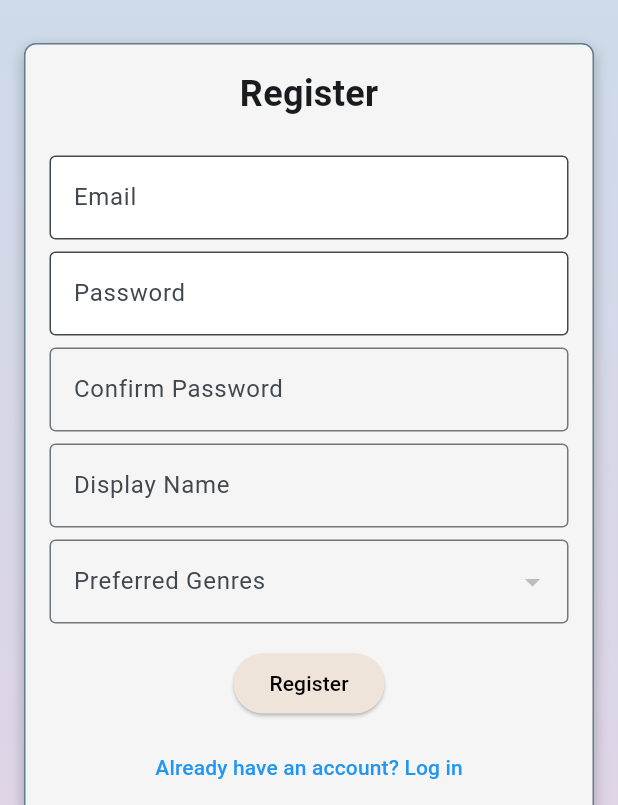
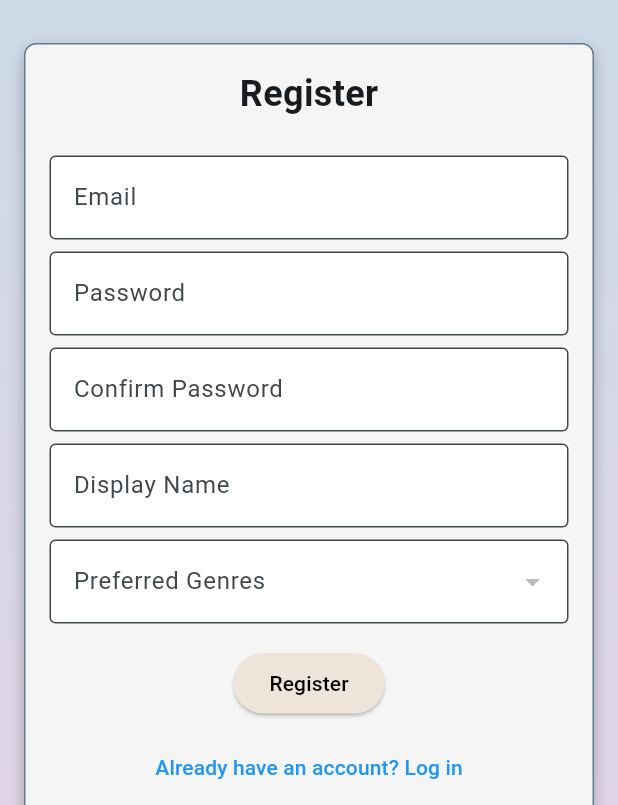
Before and after one commit to Phizzle32/novel_nest, a Flutter app: the RegisterScreen screen opened directly, on a phone screen of 412 x 824 dp, the part 431-1236 px from its top. Run offline on Flutter 3.47's test engine with Material 3 defaults, Android fonts, the light colour scheme and no system bars; our stand-ins replace cloud_firestore, firebase_auth, firebase_core; accounts and stored records are empty.

Commit message:
Fix UI of register_screen and book_search_screen

```diff
--- a/lib/screens/register_screen.dart
+++ b/lib/screens/register_screen.dart
@@ -207,6 +207,8 @@ class _RegisterScreenState extends State<RegisterScreen> {
                           decoration: const InputDecoration(
                             labelText: 'Confirm Password',
                             border: OutlineInputBorder(),
+                            fillColor: Colors.white,
+                            filled: true,
                           ),
                           obscureText: true,
                           validator: _confirmPasswordValidator,
@@ -216,6 +218,8 @@ class _RegisterScreenState extends State<RegisterScreen> {
                           decoration: const InputDecoration(
                             labelText: 'Display Name',
                             border: OutlineInputBorder(),
+                            fillColor: Colors.white,
+                            filled: true,
                           ),
                           validator: _nameValidator,
                         ),
@@ -223,6 +227,8 @@ class _RegisterScreenState extends State<RegisterScreen> {
                           decoration: InputDecoration(
                             labelText: 'Preferred Genres',
                             border: const OutlineInputBorder(),
+                            fillColor: Colors.white,
+                            filled: true,
                             errorText: _isGenreError
                                 ? 'Please select at least one genre'
                                 : null,
```
Also changed, not shown: lib/screens/book_search_screen.dart (+14 -2 lines).
